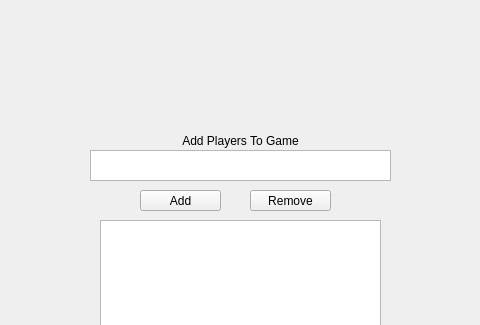
Old version of the form PlayerInput.ui in the repository eggsscrambled/Rummy-Scoreboard; both pictures show x 130 to 610 and y 0 to 325 of the 758 by 600 pixel window.
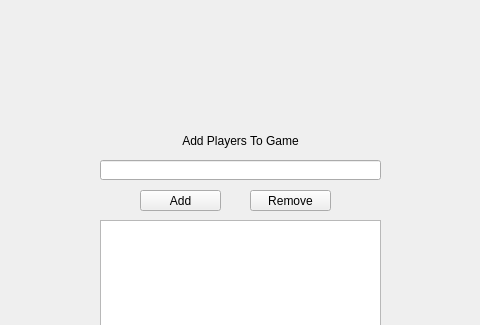
New version of the form.

Commit message: Change UI compenent to avoid new lines in name, and reformatted script for component

Diff of the .ui file:
```diff
--- a/PlayerInput.ui
+++ b/PlayerInput.ui
@@ -27,25 +27,6 @@
      <string>Add</string>
     </property>
    </widget>
-   <widget class="QPlainTextEdit" name="playerRegisterBox">
-    <property name="geometry">
-     <rect>
-      <x>220</x>
-      <y>150</y>
-      <width>301</width>
-      <height>31</height>
-     </rect>
-    </property>
-    <property name="layoutDirection">
-     <enum>Qt::LeftToRight</enum>
-    </property>
-    <property name="lineWrapMode">
-     <enum>QPlainTextEdit::NoWrap</enum>
-    </property>
-    <property name="plainText">
-     <string/>
-    </property>
-   </widget>
    <widget class="QLabel" name="label">
     <property name="geometry">
      <rect>
@@ -91,6 +72,16 @@
      <string>Remove</string>
     </property>
    </widget>
+   <widget class="QLineEdit" name="playerRegisterBox">
+    <property name="geometry">
+     <rect>
+      <x>230</x>
+      <y>160</y>
+      <width>281</width>
+      <height>20</height>
+     </rect>
+    </property>
+   </widget>
   </widget>
  </widget>
  <resources/>
```
The commit also changes 1 other file.
